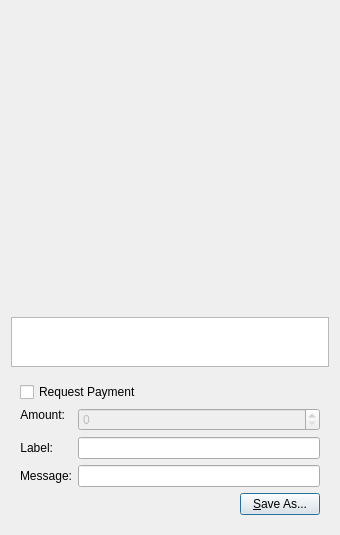
This is src/qt/forms/qrcodedialog.ui in ciip-96/xoat as Qt 5 draws it before an edit. The edited form follows.
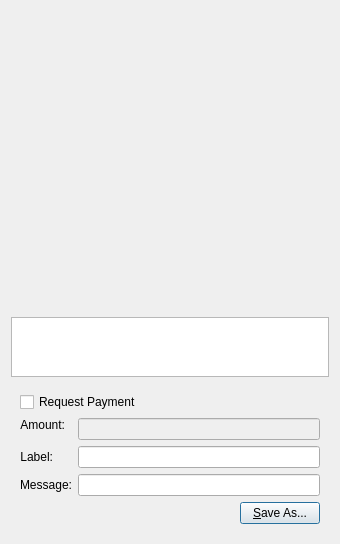
This is the edited form. Custom widgets are drawn as their Qt base class.

Diff of the .ui file:
```diff
--- a/src/qt/forms/qrcodedialog.ui
+++ b/src/qt/forms/qrcodedialog.ui
@@ -7,7 +7,7 @@
     <x>0</x>
     <y>0</y>
     <width>340</width>
-    <height>530</height>
+    <height>544</height>
    </rect>
   </property>
   <property name="windowTitle">
@@ -186,7 +186,7 @@
  <customwidgets>
   <customwidget>
    <class>BitcoinAmountField</class>
-   <extends>QSpinBox</extends>
+   <extends>QLineEdit</extends>
    <header>bitcoinamountfield.h</header>
   </customwidget>
  </customwidgets>
```
Left out of the diff: 4 changed lines with no effect on the pictures.
